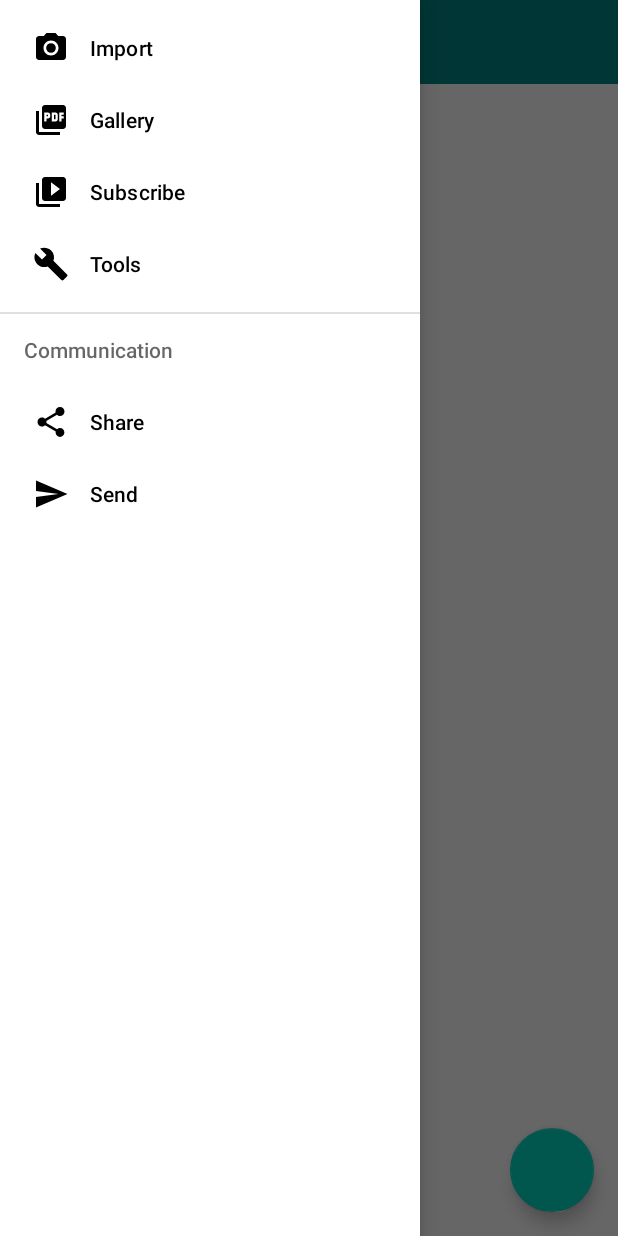
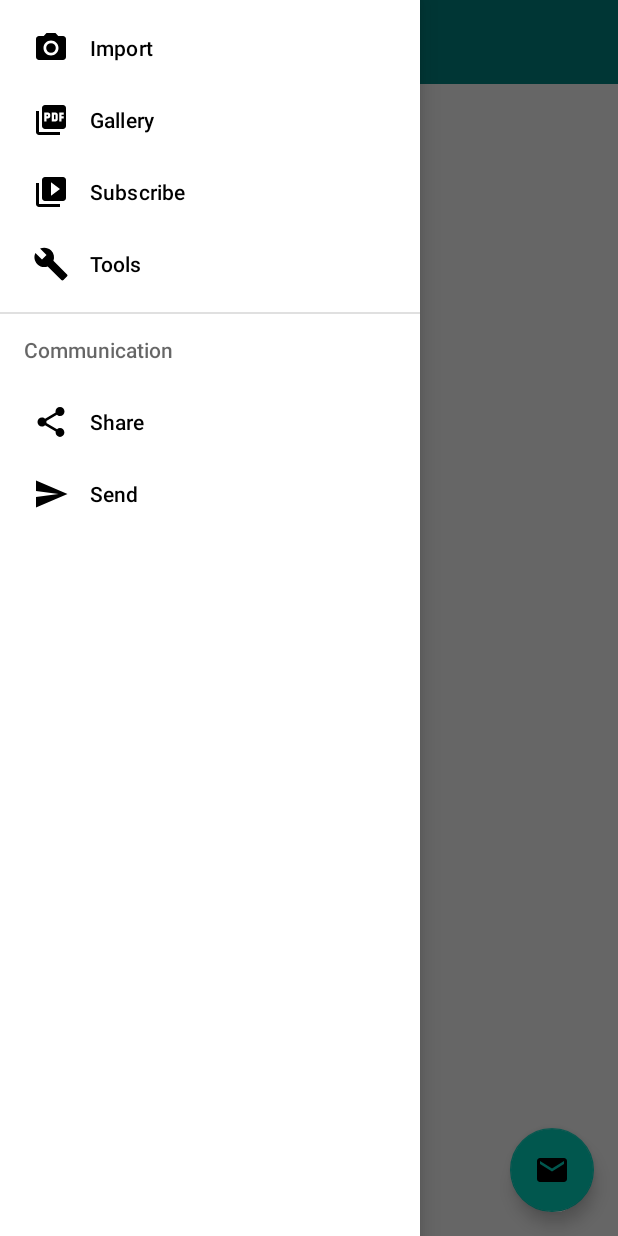
Before and after one commit to feras272/Week05Day04HW_Drawer, an Android app: the screen it shows after launch (MainActivity), with the side drawer open, on a phone screen of 412 x 824 dp. Run offline under Robolectric (Android 15) with nearby library versions, the phone set to English and light mode, and no system bars; 1 statement that could not run was skipped.

```diff
--- a/app/src/main/java/com/example/week05day04hw/MainActivity.kt
+++ b/app/src/main/java/com/example/week05day04hw/MainActivity.kt
@@ -2,7 +2,10 @@ package com.example.week05day04hw
 
 import androidx.appcompat.app.AppCompatActivity
 import android.os.Bundle
+import android.view.MenuItem
 import android.widget.Toolbar
+import androidx.appcompat.app.ActionBarDrawerToggle
+import androidx.core.view.GravityCompat
 import androidx.drawerlayout.widget.DrawerLayout
 import com.google.android.material.navigation.NavigationView
 
@@ -17,6 +20,7 @@ class MainActivity : AppCompatActivity() {
         setContentView(R.layout.activity_main)
 
         connectViews()
+        setupDrawer()
     }
 
     private fun connectViews() {
@@ -24,4 +28,22 @@ class MainActivity : AppCompatActivity() {
         navigationView = findViewById(R.id.nav_view_activity_main)
         toolbar = findViewById(R.id.toolbar_activity_main)
     }
+
+    private fun setupDrawer() {
+        val toggleDrawer:ActionBarDrawerToggle = ActionBarDrawerToggle(this,
+            drawerLayout, R.string.open, R.string.close)
+
+        drawerLayout?.addDrawerListener(toggleDrawer)
+        toggleDrawer.syncState()
+    }
+
+    override fun onOptionsItemSelected(item: MenuItem): Boolean {
+        return when(item.itemId) {
+            android.R.id.home -> {
+                drawerLayout?.openDrawer(GravityCompat.START)
+                true
+            }
+            else -> true
+        }
+    }
 }
--- /dev/null
+++ b/app/src/main/res/drawable/ic_baseline_email_24.xml
@@ -0,0 +1,10 @@
+<vector xmlns:android="http://schemas.android.com/apk/res/android"
+    android:width="24dp"
+    android:height="24dp"
+    android:viewportWidth="24"
+    android:viewportHeight="24"
+    android:tint="?attr/colorControlNormal">
+  <path
+      android:fillColor="@android:color/white"
+      android:pathData="M20,4L4,4c-1.1,0 -1.99,0.9 -1.99,2L2,18c0,1.1 0.9,2 2,2h16c1.1,0 2,-0.9 2,-2L22,6c0,-1.1 -0.9,-2 -2,-2zM20,8l-8,5 -8,-5L4,6l8,5 8,-5v2z"/>
+</vector>
--- a/app/src/main/res/layout/activity_main.xml
+++ b/app/src/main/res/layout/activity_main.xml
@@ -23,6 +23,7 @@
         <com.google.android.material.floatingactionbutton.FloatingActionButton
             android:layout_width="wrap_content"
             android:layout_height="wrap_content"
+            android:src="@drawable/ic_baseline_email_24"
             app:layout_constraintBottom_toBottomOf="parent"
             app:layout_constraintEnd_toEndOf="parent"
             android:layout_marginBottom="16dp"
--- a/app/src/main/res/values/strings.xml
+++ b/app/src/main/res/values/strings.xml
@@ -9,4 +9,6 @@
     <string name="communication">Communication</string>
     <string name="share">Share</string>
     <string name="send">Send</string>
+    <string name="open">Open</string>
+    <string name="close">Close</string>
 </resources>
```
